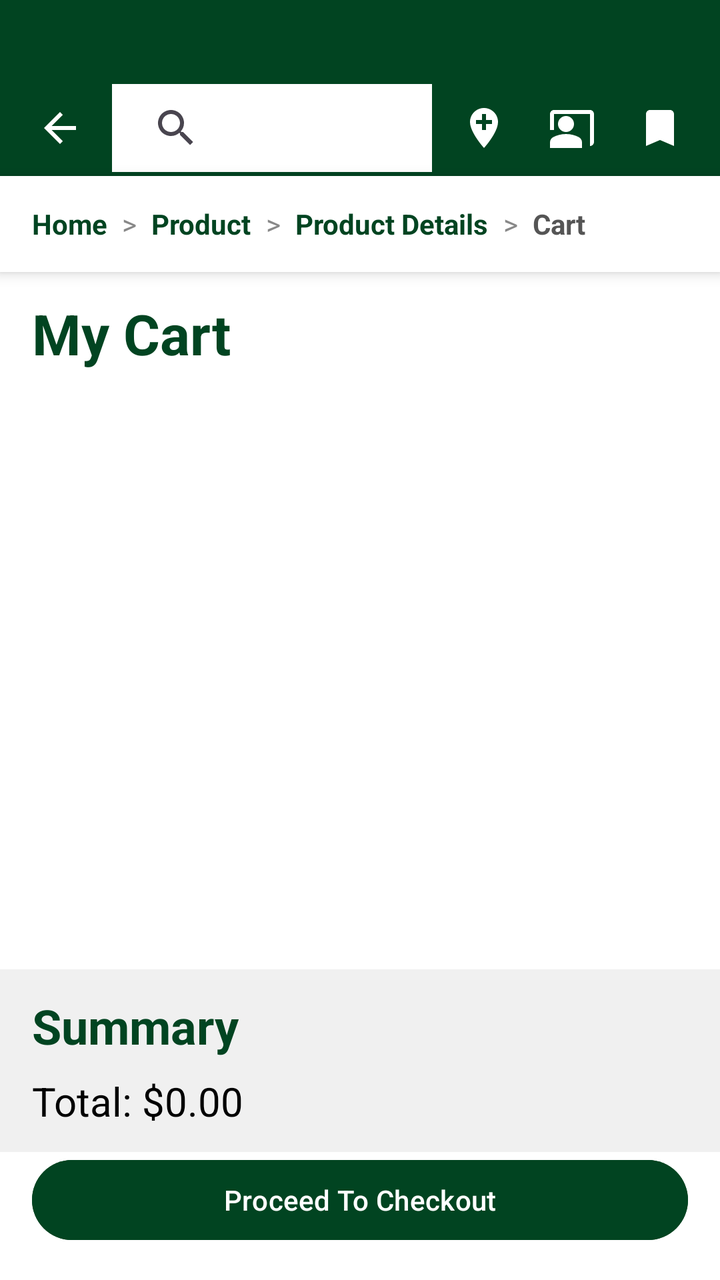
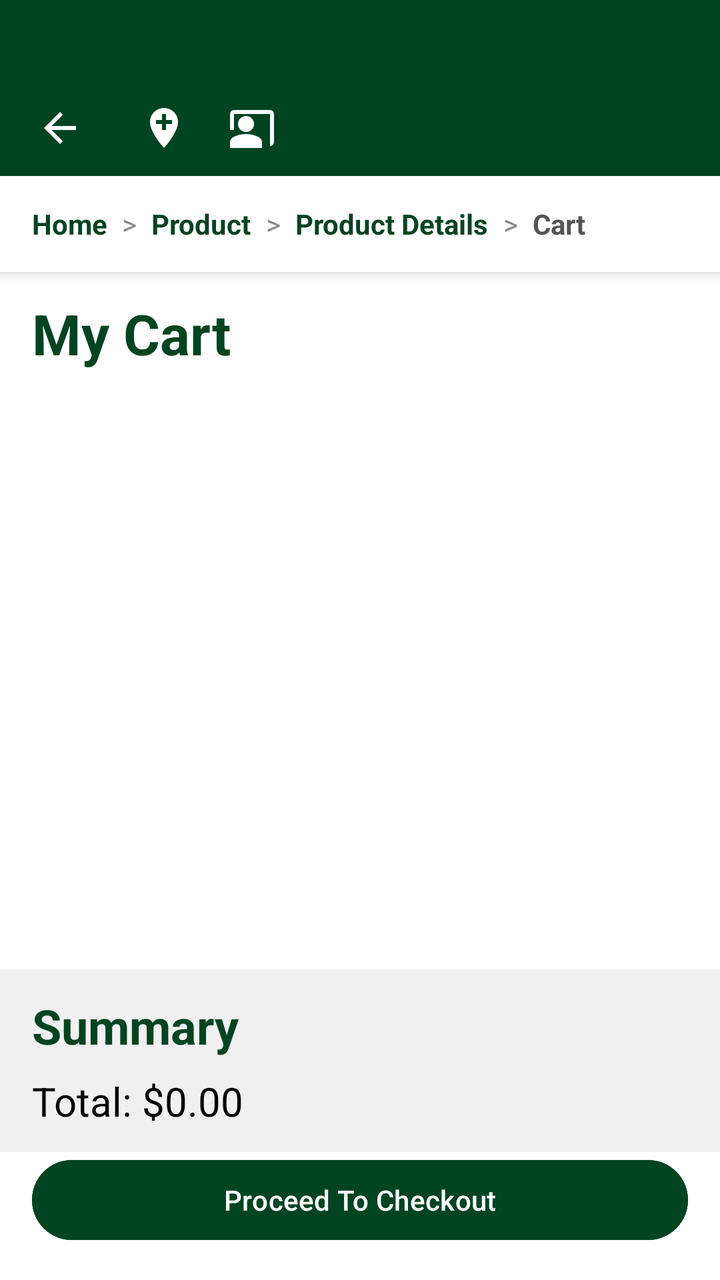

Before-and-after screenshots of an Android layout around one commit, followed by the original layout XML and the change that was made.
<!-- AndroidManifest.xml: application theme Theme.FurnitureStore -->
<!-- res/layout/activity_cart.xml -->
<?xml version="1.0" encoding="utf-8"?>
<androidx.constraintlayout.widget.ConstraintLayout
    xmlns:android="http://schemas.android.com/apk/res/android"
    xmlns:app="http://schemas.android.com/apk/res-auto"
    android:id="@+id/cartLayout"
    android:layout_width="match_parent"
    android:layout_height="match_parent"
    android:background="@android:color/white">

    
    <LinearLayout
        android:id="@+id/headerBar"
        android:layout_width="0dp"
        android:layout_height="88dp"
        android:orientation="horizontal"
        android:paddingTop="40dp"
        android:paddingStart="12dp"
        android:paddingEnd="12dp"
        android:gravity="center_vertical"
        android:background="@color/forest_green"
        app:layout_constraintTop_toTopOf="parent"
        app:layout_constraintStart_toStartOf="parent"
        app:layout_constraintEnd_toEndOf="parent">

        
        
        <ImageView
            android:id="@+id/iconBack"
            android:layout_width="36dp"
            android:layout_height="36dp"
            android:padding="6dp"
            android:src="@drawable/ic_back"
            android:contentDescription="Back"
            android:layout_marginEnd="8dp"
            android:clickable="true"
            android:focusable="true"
            android:foreground="?attr/selectableItemBackground"
            app:tint="@android:color/white" />



        
        <androidx.appcompat.widget.SearchView
            android:id="@+id/searchViewCart"
            android:layout_width="0dp"
            android:layout_height="44dp"
            android:layout_weight="1"
            android:queryHint="Search products"
            android:iconifiedByDefault="false"
            android:imeOptions="actionSearch"
            android:inputType="text"
            android:background="@android:color/white"
            android:padding="8dp"
            android:theme="@style/Widget.AppCompat.SearchView" />

        
        <LinearLayout
            android:id="@+id/locationContainer"
            android:layout_width="wrap_content"
            android:layout_height="36dp"
            android:orientation="horizontal"
            android:gravity="center_vertical"
            android:layout_marginStart="8dp"
            android:clickable="true"
            android:focusable="true"
            android:foreground="?attr/selectableItemBackground">

            <ImageView
                android:id="@+id/iconLocation"
                android:layout_width="36dp"
                android:layout_height="36dp"
                android:padding="6dp"
                android:src="@drawable/ic_location"
                android:contentDescription="Location"
                app:tint="@android:color/white" />

            

        </LinearLayout>

        
        <ImageView
            android:id="@+id/iconProfile"
            android:layout_width="36dp"
            android:layout_height="36dp"
            android:layout_marginStart="8dp"
            android:padding="6dp"
            android:src="@drawable/ic_profile"
            android:contentDescription="Profile"
            app:tint="@android:color/white" />

        
        <ImageView
            android:id="@+id/iconWishlist"
            android:layout_width="36dp"
            android:layout_height="36dp"
            android:layout_marginStart="8dp"
            android:padding="6dp"
            android:src="@drawable/ic_wishlist"
            android:contentDescription="Wishlist"
            app:tint="@android:color/white" />
    </LinearLayout>

    
    <LinearLayout
        android:id="@+id/breadcrumbBar"
        android:layout_width="0dp"
        android:layout_height="48dp"
        android:orientation="horizontal"
        android:background="@android:color/white"
        android:elevation="4dp"
        android:paddingStart="16dp"
        android:paddingEnd="16dp"
        android:gravity="center_vertical"
        app:layout_constraintTop_toBottomOf="@id/headerBar"
        app:layout_constraintStart_toStartOf="parent"
        app:layout_constraintEnd_toEndOf="parent">

        <TextView
            android:id="@+id/breadcrumbHome"
            android:layout_width="wrap_content"
            android:layout_height="wrap_content"
            android:text="Home"
            android:textColor="@color/forest_green"
            android:textStyle="bold" />

        <TextView
            android:layout_width="wrap_content"
            android:layout_height="wrap_content"
            android:text=" > "
            android:textColor="#888888"
            android:paddingStart="4dp"
            android:paddingEnd="4dp" />

        <TextView
            android:id="@+id/breadcrumbProduct"
            android:layout_width="wrap_content"
            android:layout_height="wrap_content"
            android:text="Product"
            android:textColor="@color/forest_green"
            android:textStyle="bold" />

        <TextView
            android:layout_width="wrap_content"
            android:layout_height="wrap_content"
            android:text=" > "
            android:textColor="#888888"
            android:paddingStart="4dp"
            android:paddingEnd="4dp" />

        <TextView
            android:id="@+id/breadcrumbProductDetails"
            android:layout_width="wrap_content"
            android:layout_height="wrap_content"
            android:text="Product Details"
            android:textColor="@color/forest_green"
            android:textStyle="bold" />

        <TextView
            android:layout_width="wrap_content"
            android:layout_height="wrap_content"
            android:text=" > "
            android:textColor="#888888"
            android:paddingStart="4dp"
            android:paddingEnd="4dp" />

        <TextView
            android:id="@+id/breadcrumbCart"
            android:layout_width="wrap_content"
            android:layout_height="wrap_content"
            android:text="Cart"
            android:textColor="#555555"
            android:textStyle="bold" />
    </LinearLayout>

    
    <TextView
        android:id="@+id/titleMyCart"
        android:layout_width="0dp"
        android:layout_height="wrap_content"
        android:text="My Cart"
        android:textSize="28sp"
        android:textStyle="bold"
        android:textColor="@color/forest_green"
        android:paddingStart="16dp"
        android:paddingTop="12dp"
        android:paddingBottom="12dp"
        app:layout_constraintTop_toBottomOf="@id/breadcrumbBar"
        app:layout_constraintStart_toStartOf="parent"
        app:layout_constraintEnd_toEndOf="parent" />

    
    <androidx.recyclerview.widget.RecyclerView
        android:id="@+id/recyclerViewCart"
        android:layout_width="0dp"
        android:layout_height="0dp"
        android:layout_marginStart="16dp"
        android:layout_marginEnd="16dp"
        app:layout_constraintTop_toBottomOf="@id/titleMyCart"
        app:layout_constraintBottom_toTopOf="@id/layoutSummary"
        app:layout_constraintStart_toStartOf="parent"
        app:layout_constraintEnd_toEndOf="parent" />

    
    <LinearLayout
        android:id="@+id/layoutSummary"
        android:layout_width="0dp"
        android:layout_height="wrap_content"
        android:orientation="vertical"
        android:paddingStart="16dp"
        android:paddingEnd="16dp"
        android:paddingTop="12dp"
        android:paddingBottom="12dp"
        android:background="#F0F0F0"
        app:layout_constraintBottom_toTopOf="@id/buttonCheckout"
        app:layout_constraintStart_toStartOf="parent"
        app:layout_constraintEnd_toEndOf="parent">

        <TextView
            android:id="@+id/textViewSummaryTitle"
            android:layout_width="wrap_content"
            android:layout_height="wrap_content"
            android:text="Summary"
            android:textSize="24sp"
            android:textStyle="bold"
            android:textColor="@color/forest_green"
            android:paddingBottom="8dp"/>

        <TextView
            android:id="@+id/textViewTotalSummary"
            android:layout_width="wrap_content"
            android:layout_height="wrap_content"
            android:text="Total: $0.00"
            android:textSize="20sp"
            android:textColor="#000000"/>
    </LinearLayout>

    
    <Button
        android:id="@+id/buttonCheckout"
        android:layout_width="0dp"
        android:layout_height="wrap_content"
        android:text="Proceed To Checkout"
        android:textColor="@android:color/white"
        android:backgroundTint="@color/forest_green"
        android:layout_margin="16dp"
        app:layout_constraintBottom_toBottomOf="parent"
        app:layout_constraintStart_toStartOf="parent"
        app:layout_constraintEnd_toEndOf="parent" />

</androidx.constraintlayout.widget.ConstraintLayout>
<!-- resources referenced by this layout -->
<resources>
  <color name="forest_green">#014421</color>
  <!-- drawable ic_back (drawable) -->
  <vector xmlns:android="http://schemas.android.com/apk/res/android" android:autoMirrored="true" android:height="24dp" android:tint="#000000" android:viewportHeight="24" android:viewportWidth="24" android:width="24dp">
        
      <path android:fillColor="@android:color/white" android:pathData="M20,11H7.83l5.59,-5.59L12,4l-8,8 8,8 1.41,-1.41L7.83,13H20v-2z"/>
      
  </vector>
  <!-- drawable ic_location (drawable) -->
  <vector xmlns:android="http://schemas.android.com/apk/res/android" android:height="24dp" android:tint="#000000" android:viewportHeight="24" android:viewportWidth="24" android:width="24dp">
        
      <path android:fillColor="@android:color/white" android:pathData="M12,2C8.14,2 5,5.14 5,9c0,5.25 7,13 7,13s7,-7.75 7,-13c0,-3.86 -3.14,-7 -7,-7zM16,10h-3v3h-2v-3L8,10L8,8h3L11,5h2v3h3v2z"/>
      
  </vector>
  <!-- drawable ic_profile (drawable) -->
  <vector xmlns:android="http://schemas.android.com/apk/res/android" android:height="24dp" android:tint="#000000" android:viewportHeight="24" android:viewportWidth="24" android:width="24dp">
        
      <path android:fillColor="@android:color/white" android:pathData="M21,3H3C1.9,3 1,3.9 1,5v8h2V5h18v16c1.1,0 2,-0.9 2,-2V5C23,3.9 22.1,3 21,3z"/>
        
      <path android:fillColor="@android:color/white" android:pathData="M9,10m-4,0a4,4 0,1 1,8 0a4,4 0,1 1,-8 0"/>
        
      <path android:fillColor="@android:color/white" android:pathData="M15.39,16.56C13.71,15.7 11.53,15 9,15c-2.53,0 -4.71,0.7 -6.39,1.56C1.61,17.07 1,18.1 1,19.22V22h16v-2.78C17,18.1 16.39,17.07 15.39,16.56z"/>
      
  </vector>
  <!-- drawable ic_wishlist (drawable) -->
  <vector xmlns:android="http://schemas.android.com/apk/res/android" android:height="24dp" android:tint="#000000" android:viewportHeight="24" android:viewportWidth="24" android:width="24dp">
        
      <path android:fillColor="@android:color/white" android:pathData="M17,3H7c-1.1,0 -1.99,0.9 -1.99,2L5,21l7,-3 7,3V5c0,-1.1 -0.9,-2 -2,-2z"/>
      
  </vector>
  <style name="Theme.FurnitureStore" parent="Base.Theme.FurnitureStore" />
  <style name="Base.Theme.FurnitureStore" parent="Theme.Material3.DayNight.NoActionBar">
          
          
      </style>
</resources>

<!-- the commit's change to res/layout/activity_cart.xml (unified diff, before → after) -->
@@ -39,19 +39,6 @@
 
 
 
-        
-        <androidx.appcompat.widget.SearchView
-            android:id="@+id/searchViewCart"
-            android:layout_width="0dp"
-            android:layout_height="44dp"
-            android:layout_weight="1"
-            android:queryHint="Search products"
-            android:iconifiedByDefault="false"
-            android:imeOptions="actionSearch"
-            android:inputType="text"
-            android:background="@android:color/white"
-            android:padding="8dp"
-            android:theme="@style/Widget.AppCompat.SearchView" />
 
         
         <LinearLayout
@@ -89,16 +76,7 @@
             android:contentDescription="Profile"
             app:tint="@android:color/white" />
 
-        
-        <ImageView
-            android:id="@+id/iconWishlist"
-            android:layout_width="36dp"
-            android:layout_height="36dp"
-            android:layout_marginStart="8dp"
-            android:padding="6dp"
-            android:src="@drawable/ic_wishlist"
-            android:contentDescription="Wishlist"
-            app:tint="@android:color/white" />
+
     </LinearLayout>
 
     
<!-- resource entries referenced after the edit -->
@@ -23,12 +23,6 @@
       <path android:fillColor="@android:color/white" android:pathData="M15.39,16.56C13.71,15.7 11.53,15 9,15c-2.53,0 -4.71,0.7 -6.39,1.56C1.61,17.07 1,18.1 1,19.22V22h16v-2.78C17,18.1 16.39,17.07 15.39,16.56z"/>
       
   </vector>
-  <!-- drawable ic_wishlist (drawable) -->
-  <vector xmlns:android="http://schemas.android.com/apk/res/android" android:height="24dp" android:tint="#000000" android:viewportHeight="24" android:viewportWidth="24" android:width="24dp">
-        
-      <path android:fillColor="@android:color/white" android:pathData="M17,3H7c-1.1,0 -1.99,0.9 -1.99,2L5,21l7,-3 7,3V5c0,-1.1 -0.9,-2 -2,-2z"/>
-      
-  </vector>
   <style name="Theme.FurnitureStore" parent="Base.Theme.FurnitureStore" />
   <style name="Base.Theme.FurnitureStore" parent="Theme.Material3.DayNight.NoActionBar">
           
